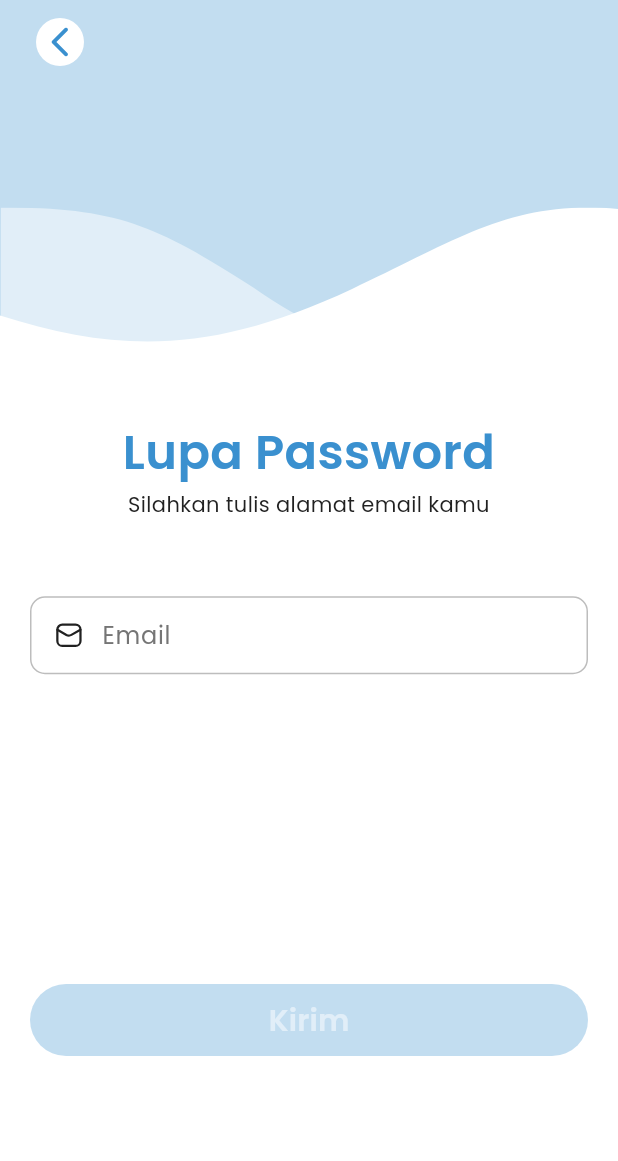
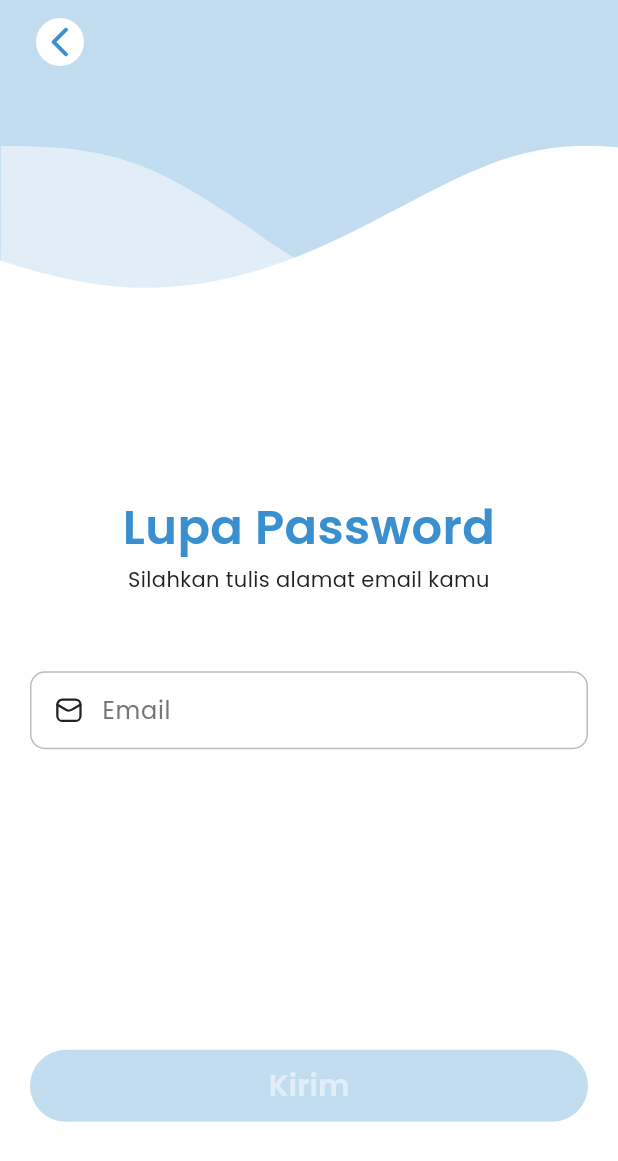
Before and after one commit to alHerys/Workshop-Internship-1, a Flutter app: the LoginPage screen opened directly, after a tap on "Lupa kata sandi?", on a phone screen of 412 x 824 dp. Shown: the top 1161 px of the screen. Run offline on Flutter 3.47's test engine with Material 3 defaults, Android fonts, the phone set to English and light mode, and no system bars; our stand-ins replace flutter_svg, google_fonts.

Commit message:
Auth Keyboard Bug Fixed

```diff
--- /dev/null
+++ b/lib/core/const/gif_const.dart
@@ -0,0 +1,3 @@
+class GifConst {
+  static const resetPassword = 'assets/gifs/password_reset.gif';
+}
--- a/lib/main.dart
+++ b/lib/main.dart
@@ -2,6 +2,8 @@ import 'package:flutter/material.dart';
 
 import 'core/theme/app_theme.dart';
 import 'presentation/auth/pages/login_page.dart';
+import 'presentation/auth/pages/register_page.dart';
+import 'presentation/onboarding/pages/onboarding_page_1.dart';
 
 void main() {
   runApp(const MyApp());
@@ -16,7 +18,7 @@ class MyApp extends StatelessWidget {
       title: 'Flutter Demo',
       debugShowCheckedModeBanner: false,
       theme: AppTheme.theme,
-      home: LoginPage(),
+      home: RegisterPage(),
     );
   }
 }
--- a/lib/presentation/auth/pages/forgot_password_page.dart
+++ b/lib/presentation/auth/pages/forgot_password_page.dart
@@ -9,9 +9,9 @@ import '../../../core/validator/auth_validator.dart';
 import '../widgets/auth_background.dart';
 import '../widgets/auth_button.dart';
 import '../widgets/background1.dart';
-import '../widgets/background2.dart';
 import '../widgets/background3.dart';
 import '../widgets/custom_field.dart';
+import 'password_reset_success.dart';
 
 class ForgotPasswordPage extends StatefulWidget {
   const ForgotPasswordPage({super.key});
@@ -75,12 +75,14 @@ class _ForgotPasswordPageState extends State<ForgotPasswordPage> {
               key: formKey,
               child: SafeArea(
                 child: Padding(
-                  padding: const EdgeInsets.all(20.0),
+                  padding: const EdgeInsets.symmetric(horizontal: 20.0),
                   child: Column(
                     crossAxisAlignment: .stretch,
+                    mainAxisAlignment: .center,
                     children: [
-                      Expanded(
-                        child: Column(
+                      Spacer(),
+
+                      Column(
                         mainAxisAlignment: .center,
                         crossAxisAlignment: .stretch,
                         children: [
@@ -109,18 +111,29 @@ class _ForgotPasswordPageState extends State<ForgotPasswordPage> {
                           ),
                         ],
                       ),
-                      ),
 
-                      AuthButton(
+                      Spacer(),
+
+                      Flexible(
+                        child: AuthButton(
                           formKey: formKey,
                           emailController: emailController,
                           buttonText: 'Kirim',
                           onPressed: () {
-                          // TODO: Implement forgot password logic
+                            if (formKey.currentState!.validate()) {
+                              Navigator.pushReplacement(
+                                context,
+                                MaterialPageRoute(
+                                  builder: (context) =>
+                                      PasswordResetSuccessPage(
+                                        email: emailController.text,
+                                      ),
+                                ),
+                              );
+                            }
                           },
                         ),
-
-                      SizedBox(height: 100),
+                      ),
                     ],
                   ),
                 ),
--- a/lib/presentation/auth/pages/login_page.dart
+++ b/lib/presentation/auth/pages/login_page.dart
@@ -59,14 +59,23 @@ class _LoginPageState extends State<LoginPage> {
             Form(
               key: formKey,
               child: SafeArea(
+                top: false,
                 child: Padding(
                   padding: const EdgeInsets.all(20.0),
-                  child: Stack(
-                    children: [
-                      Column(
+                  child: LayoutBuilder(
+                    builder: (context, constraints) {
+                      return SingleChildScrollView(
+                        reverse: true,
+                        child: ConstrainedBox(
+                          constraints: BoxConstraints(
+                            minHeight: constraints.maxHeight,
+                          ),
+                          child: IntrinsicHeight(
+                            child: Column(
                               mainAxisAlignment: .center,
                               crossAxisAlignment: .stretch,
                               children: [
+                                Spacer(flex: 2),
                                 Text(
                                   'Selamat datang!',
                                   style: AppText.semiBold32.copyWith(
@@ -103,7 +112,8 @@ class _LoginPageState extends State<LoginPage> {
                                   onTap: () => Navigator.push(
                                     context,
                                     MaterialPageRoute(
-                                builder: (context) => ForgotPasswordPage(),
+                                      builder: (context) =>
+                                          ForgotPasswordPage(),
                                     ),
                                   ),
                                   child: Text(
@@ -116,13 +126,9 @@ class _LoginPageState extends State<LoginPage> {
                                 ),
 
                                 SizedBox(height: 60),
-                        ],
-                      ),
 
-                      Column(
-                        crossAxisAlignment: .stretch,
-                        mainAxisAlignment: .end,
-                        children: [
+                                Spacer(flex: 1),
+
                                 AuthButton(
                                   formKey: formKey,
                                   emailController: emailController,
@@ -158,13 +164,17 @@ class _LoginPageState extends State<LoginPage> {
                                       onTap: () {
                                         // TODO: Implement Google login logic
                                       },
-                                child: SvgPicture.asset(IconConst.googleLogo),
+                                      child: SvgPicture.asset(
+                                        IconConst.googleLogo,
+                                      ),
                                     ),
                                     GestureDetector(
                                       onTap: () {
                                         // TODO: Implement Apple login logic
                                       },
-                                child: SvgPicture.asset(IconConst.appleLogo),
+                                      child: SvgPicture.asset(
+                                        IconConst.appleLogo,
+                                      ),
                                     ),
                                   ],
                                 ),
@@ -183,10 +193,11 @@ class _LoginPageState extends State<LoginPage> {
                                         text: 'Daftar',
                                         recognizer: TapGestureRecognizer()
                                           ..onTap = () {
-                                      Navigator.push(
+                                            Navigator.pushReplacement(
                                               context,
                                               MaterialPageRoute(
-                                          builder: (context) => RegisterPage(),
+                                                builder: (context) =>
+                                                    RegisterPage(),
                                               ),
                                             );
                                           },
@@ -200,7 +211,10 @@ class _LoginPageState extends State<LoginPage> {
                                 ),
                               ],
                             ),
-                    ],
+                          ),
+                        ),
+                      );
+                    },
                   ),
                 ),
               ),
--- a/lib/presentation/auth/widgets/auth_background.dart
+++ b/lib/presentation/auth/widgets/auth_background.dart
@@ -1,7 +1,6 @@
 // ignore_for_file: public_member_api_docs, sort_constructors_first
 
 import 'package:flutter/material.dart';
-import '../../../core/theme/app_pallete.dart';
 
 class AuthBackground extends StatelessWidget {
   final CustomClipper<Path> background1;
@@ -24,7 +23,7 @@ class AuthBackground extends StatelessWidget {
   @override
   Widget build(BuildContext context) {
     return Padding(
-      padding: EdgeInsets.only(top: MediaQuery.sizeOf(context).height * 0.1),
+      padding: EdgeInsets.only(top: MediaQuery.sizeOf(context).height * 0.05),
       child: Stack(
         children: [
           ClipPath(
--- a/lib/presentation/auth/widgets/auth_button.dart
+++ b/lib/presentation/auth/widgets/auth_button.dart
@@ -7,6 +7,7 @@ class AuthButton extends StatefulWidget {
   final TextEditingController emailController;
   final TextEditingController? passwordController;
   final TextEditingController? confirmPasswordController;
+  final bool? aggreTermCondition;
   final VoidCallback onPressed;
 
   const AuthButton({
@@ -18,6 +19,7 @@ class AuthButton extends StatefulWidget {
     this.confirmPasswordController,
     required this.onPressed,
     required this.buttonText,
+    this.aggreTermCondition,
   });
 
   final GlobalKey<FormState> formKey;
@@ -34,6 +36,7 @@ class _AuthButtonState extends State<AuthButton> {
         widget.emailController.text.isNotEmpty &&
         (widget.passwordController == null ||
             widget.passwordController!.text.isNotEmpty) &&
+        (widget.aggreTermCondition == null || widget.aggreTermCondition!) &&
         (widget.namaController == null ||
             widget.namaController!.text.isNotEmpty) &&
         (widget.confirmPasswordController == null ||
@@ -53,6 +56,14 @@ class _AuthButtonState extends State<AuthButton> {
   }
 
   @override
+  void didUpdateWidget(AuthButton oldWidget) {
+    super.didUpdateWidget(oldWidget);
+    if (oldWidget.aggreTermCondition != widget.aggreTermCondition) {
+      _updateFieldsFilled();
+    }
+  }
+
+  @override
   void dispose() {
     widget.namaController?.removeListener(_updateFieldsFilled);
     widget.emailController.removeListener(_updateFieldsFilled);
--- a/pubspec.yaml
+++ b/pubspec.yaml
@@ -65,6 +65,7 @@ flutter:
     - assets/images/
     - assets/images/onboarding/
     - assets/icons/auth/
+    - assets/gifs/
   #   - images/a_dot_ham.jpeg
 
   # An image asset can refer to one or more resolution-specific "variants", see
```
Also changed, not shown: lib/presentation/auth/pages/password_reset_success.dart (added, +150 -0 lines), lib/presentation/auth/pages/register_page.dart (+32 -20 lines), lib/presentation/auth/pages/start_page.dart (+16 -2 lines), assets/gifs/password_reset.gif (added). Lines whose indentation alone changed are shown as unchanged.
